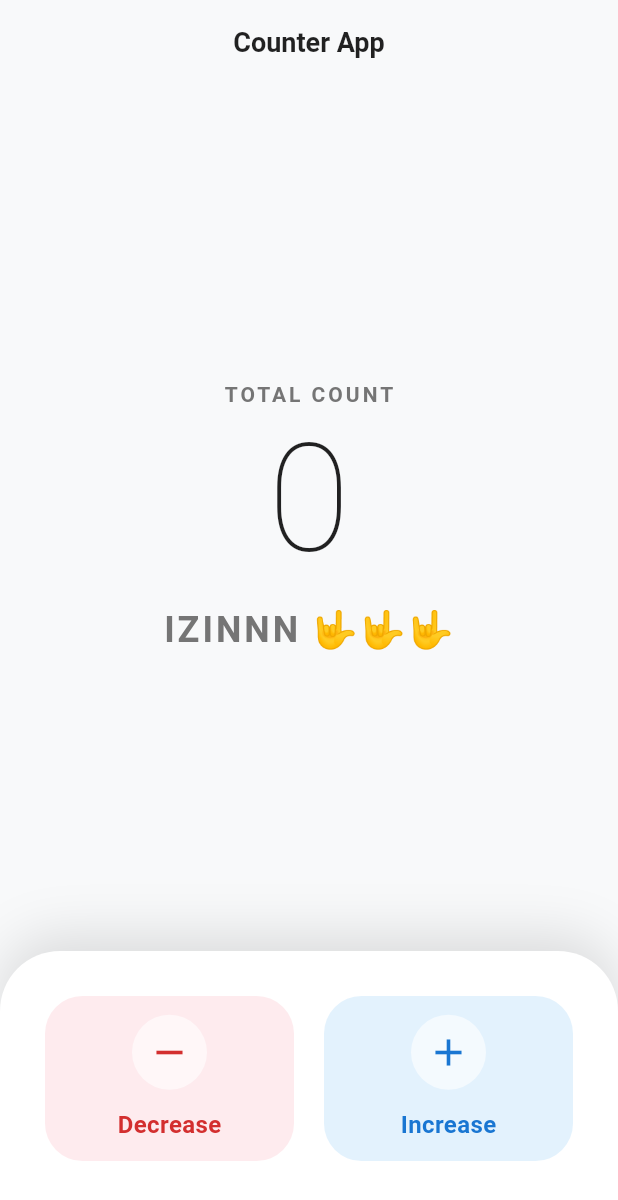
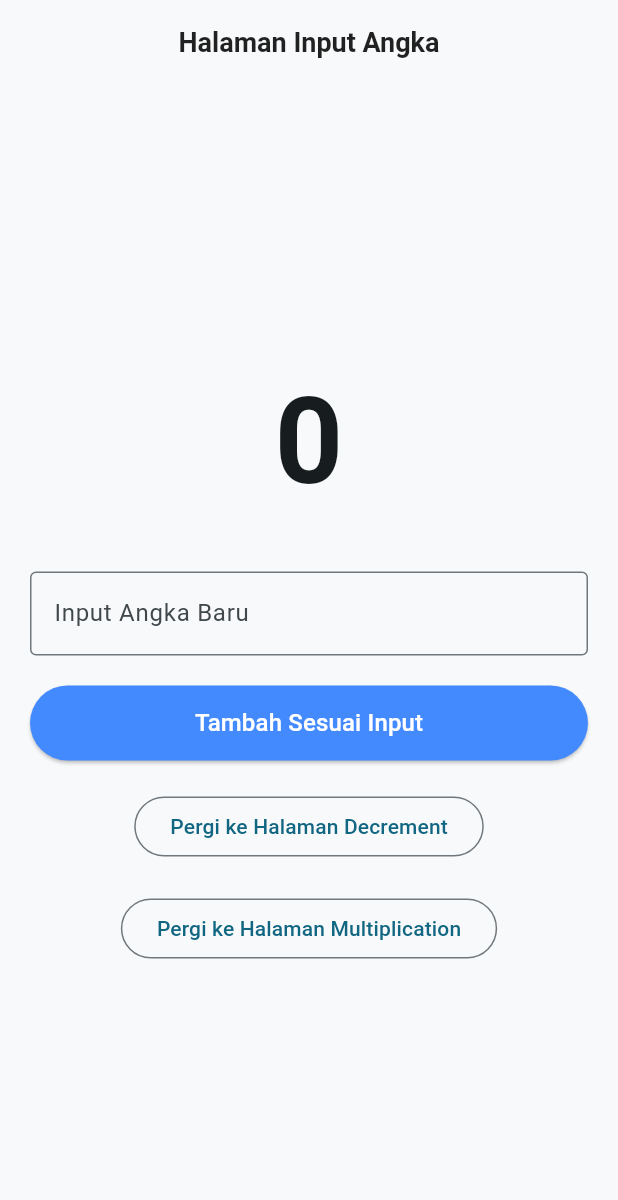
Before and after one commit to AryasutaBaswara/flutter-navigation, a Flutter app: the screen it shows after launch, on a phone screen of 412 x 824 dp. Shown: the top 1200 px of the screen. Run offline on Flutter 3.47's test engine with Material 3 defaults, Android fonts, the phone set to English and light mode, and no system bars; our stand-ins replace flutter_bloc.

Commit message:
Flutter BLoC

```diff
--- /dev/null
+++ b/lib/bloc/bloc_increment.dart
@@ -0,0 +1,36 @@
+import 'package:flutter_bloc/flutter_bloc.dart';
+// Sesuaikan nama package di bawah ini dengan nama project kamu
+import 'package:flutter_trial/event/event_increment.dart';
+import 'package:flutter_trial/state/state_increment.dart';
+
+class Bloc_increment extends Bloc<Event_increment, State_increment> {
+  int number = 0;
+
+  // --- PERHATIKAN BAGIAN INI ---
+  Bloc_increment() : super(State_increment_initial()) {
+    // Handler lama (tombol +1)
+    on<Event_increment_add>(onAddNumber); // Handler Tambah
+    on<Event_increment_subtract>(onSubtractNumber); // Handler Kurang
+    on<Event_increment_kali>(onKaliNumber);
+  }
+  // -----------------------------
+  void onAddNumber(Event_increment_add event, Emitter<State_increment> emit) {
+    number += event.angkaTambahan;
+    emit(State_increment_update(number));
+  }
+
+  // Logika Halaman 4 (Kurang)
+  void onSubtractNumber(
+    Event_increment_subtract event,
+    Emitter<State_increment> emit,
+  ) {
+    number -= event.angkaPengurang; // Logika pengurangan
+    emit(State_increment_update(number));
+  }
+
+  // Logika Halaman 5 (Kali)
+  void onKaliNumber(Event_increment_kali event, Emitter<State_increment> emit) {
+    number *= event.multiplier;
+    emit(State_increment_update(number));
+  }
+}
--- /dev/null
+++ b/lib/event/event_increment.dart
@@ -0,0 +1,23 @@
+abstract class Event_increment {}
+
+class Event_increment_tambahNumber extends Event_increment {}
+
+class Event_increment_input extends Event_increment {
+  final int inputAngka; // Variabel untuk menampung angka dari user
+  Event_increment_input(this.inputAngka);
+}
+
+class Event_increment_add extends Event_increment {
+  final int angkaTambahan;
+  Event_increment_add(this.angkaTambahan);
+}
+
+class Event_increment_subtract extends Event_increment {
+  final int angkaPengurang;
+  Event_increment_subtract(this.angkaPengurang);
+}
+
+class Event_increment_kali extends Event_increment {
+  final int multiplier; // Angka pengali
+  Event_increment_kali(this.multiplier);
+}
--- a/lib/main.dart
+++ b/lib/main.dart
@@ -1,12 +1,15 @@
 import 'package:flutter/material.dart';
 import 'package:flutter/services.dart';
+import 'package:flutter_bloc/flutter_bloc.dart';
 
-import 'home_page.dart';
-import 'increment_page.dart';
-import 'decrement_page.dart';
+// Import BLoC dan Halaman3 saja
+import 'package:flutter_trial/bloc/bloc_increment.dart';
+import 'package:flutter_trial/pages/halaman3.dart';
+import 'package:flutter_trial/pages/halaman4.dart';
+import 'package:flutter_trial/pages/halaman5.dart';
 
 void main() {
-  // Membuat status bar transparan
+  // Membuat status bar transparan (tetap dipertahankan)
   SystemChrome.setSystemUIOverlayStyle(
     const SystemUiOverlayStyle(
       statusBarColor: Colors.transparent,
@@ -21,9 +24,15 @@ class MyApp extends StatelessWidget {
 
   @override
   Widget build(BuildContext context) {
-    return MaterialApp(
+    return MultiBlocProvider(
+      providers: [
+        // Mendaftarkan BLoC
+        BlocProvider<Bloc_increment>(create: (context) => Bloc_increment()),
+      ],
+      child: MaterialApp(
         debugShowCheckedModeBanner: false,
         title: 'Modern Counter',
+        // Tema kustom kamu tetap dipertahankan
         theme: ThemeData(
           useMaterial3: true,
           scaffoldBackgroundColor: const Color(0xFFF8F9FA),
@@ -43,12 +52,15 @@ class MyApp extends StatelessWidget {
             iconTheme: IconThemeData(color: Colors.black87),
           ),
         ),
-      initialRoute: '/',
+        // Langsung set home ke Halaman3
+        home: const Halaman3(),
+
         routes: {
-        '/': (context) => const HomePage(),
-        '/increment': (context) => const IncrementPage(),
-        '/decrement': (context) => const DecrementPage(),
+          '/halaman3': (context) => const Halaman3(),
+          '/halaman4': (context) => const Halaman4(),
+          '/halaman5': (context) => const Halaman5(),
         },
+      ),
     );
   }
 }
--- /dev/null
+++ b/lib/pages/halaman3.dart
@@ -0,0 +1,113 @@
+// lib/pages/halaman3.dart
+
+import 'package:flutter/material.dart';
+import 'package:flutter_bloc/flutter_bloc.dart';
+import 'package:flutter_trial/bloc/bloc_increment.dart';
+import 'package:flutter_trial/event/event_increment.dart';
+import 'package:flutter_trial/state/state_increment.dart';
+
+class Halaman3 extends StatefulWidget {
+  const Halaman3({super.key});
+
+  @override
+  State<Halaman3> createState() => _Halaman3State();
+}
+
+class _Halaman3State extends State<Halaman3> {
+  final TextEditingController _jumlahController = TextEditingController();
+
+  @override
+  Widget build(BuildContext context) {
+    return BlocBuilder<Bloc_increment, State_increment>(
+      builder: (context, state) {
+        // Logika untuk menampilkan angka terakhir
+        int currentNumber = 0;
+        if (state is State_increment_update) {
+          currentNumber = state.number;
+        }
+
+        return Scaffold(
+          appBar: AppBar(title: const Text("Halaman Input Angka")),
+          body: Center(
+            child: Padding(
+              padding: const EdgeInsets.all(20.0),
+              child: Column(
+                mainAxisAlignment: MainAxisAlignment.center,
+                children: [
+                  // 1. Tampilan Angka
+                  Text(
+                    currentNumber.toString(),
+                    style: const TextStyle(
+                      fontSize: 80,
+                      fontWeight: FontWeight.bold,
+                    ),
+                  ),
+
+                  const SizedBox(height: 30),
+
+                  // 2. Kolom Input
+                  TextField(
+                    controller: _jumlahController,
+                    keyboardType: TextInputType.number,
+                    decoration: const InputDecoration(
+                      labelText: "Input Angka Baru",
+                      border: OutlineInputBorder(),
+                    ),
+                  ),
+
+                  const SizedBox(height: 20),
+
+                  // 3. Tombol Update (Tombol +1 sudah dihapus)
+                  SizedBox(
+                    width:
+                        double.infinity, // Agar tombol selebar layar (opsional)
+                    height: 50,
+                    child: ElevatedButton(
+                      style: ElevatedButton.styleFrom(
+                        backgroundColor: Colors.blueAccent,
+                        foregroundColor: Colors.white,
+                      ),
+                      onPressed: () {
+                        if (_jumlahController.text.isNotEmpty) {
+                          int angkaInput = int.parse(_jumlahController.text);
+
+                          // Kirim event input
+                          context.read<Bloc_increment>().add(
+                            Event_increment_add(angkaInput),
+                          );
+
+                          // Bersihkan text field
+                          _jumlahController.clear();
+                          // Tutup keyboard
+                          FocusScope.of(context).unfocus();
+                        }
+                      },
+                      child: const Text(
+                        "Tambah Sesuai Input",
+                        style: TextStyle(fontSize: 16),
+                      ),
+                    ),
+                  ),
+                  const SizedBox(height: 20),
+                  OutlinedButton.icon(
+                    onPressed: () {
+                      Navigator.pushNamed(context, '/halaman4');
+                    },
+                    label: const Text("Pergi ke Halaman Decrement"),
+                  ),
+                  const SizedBox(height: 20),
+                  OutlinedButton.icon(
+                    onPressed: () {
+                      Navigator.pushNamed(context, '/halaman5');
+                    },
+                    label: const Text("Pergi ke Halaman Multiplication"),
+                  ),
+                ],
+              ),
+            ),
+          ),
+        );
+      },
+    );
+  }
+}
--- /dev/null
+++ b/lib/state/state_increment.dart
@@ -0,0 +1,8 @@
+abstract class State_increment {}
+
+class State_increment_initial extends State_increment {}
+
+class State_increment_update extends State_increment {
+  final int number;
+  State_increment_update(this.number);
+}
--- a/pubspec.yaml
+++ b/pubspec.yaml
@@ -34,6 +34,7 @@ dependencies:
   # The following adds the Cupertino Icons font to your application.
   # Use with the CupertinoIcons class for iOS style icons.
   cupertino_icons: ^1.0.8
+  flutter_bloc: ^9.1.1
 
 dev_dependencies:
   flutter_test:
```
Also changed, not shown: lib/home_page.dart (+10 -0 lines), lib/pages/halaman4.dart (added, +109 -0 lines), lib/pages/halaman5.dart (added, +119 -0 lines), pubspec.lock. Lines whose indentation alone changed are shown as unchanged.
